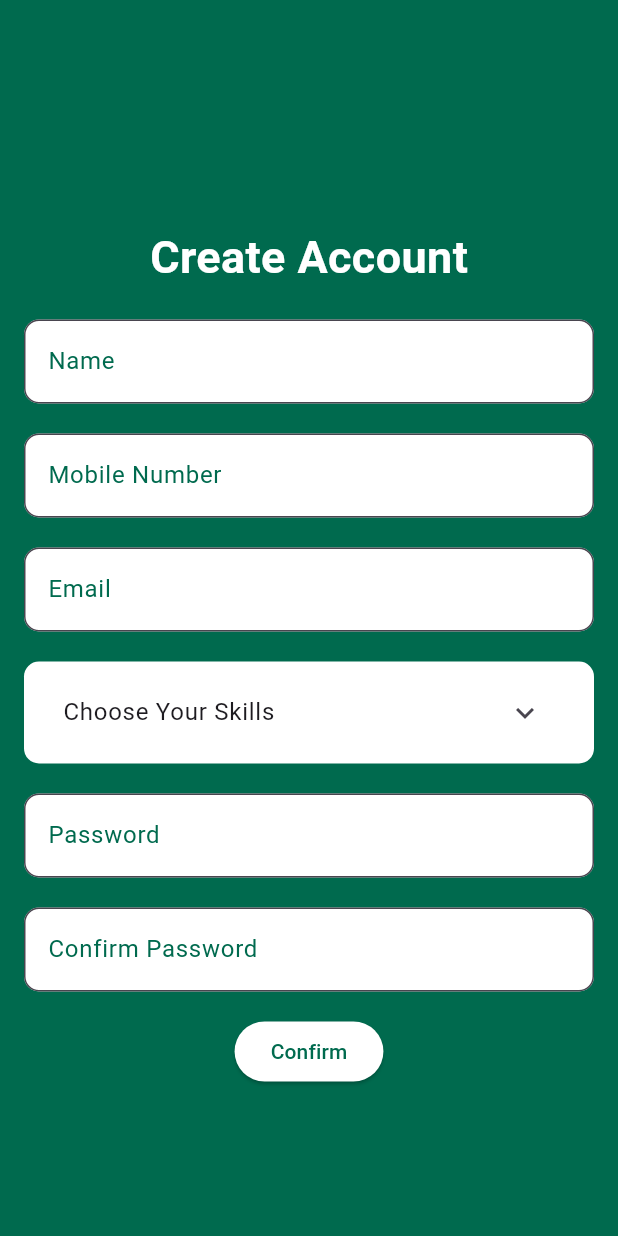
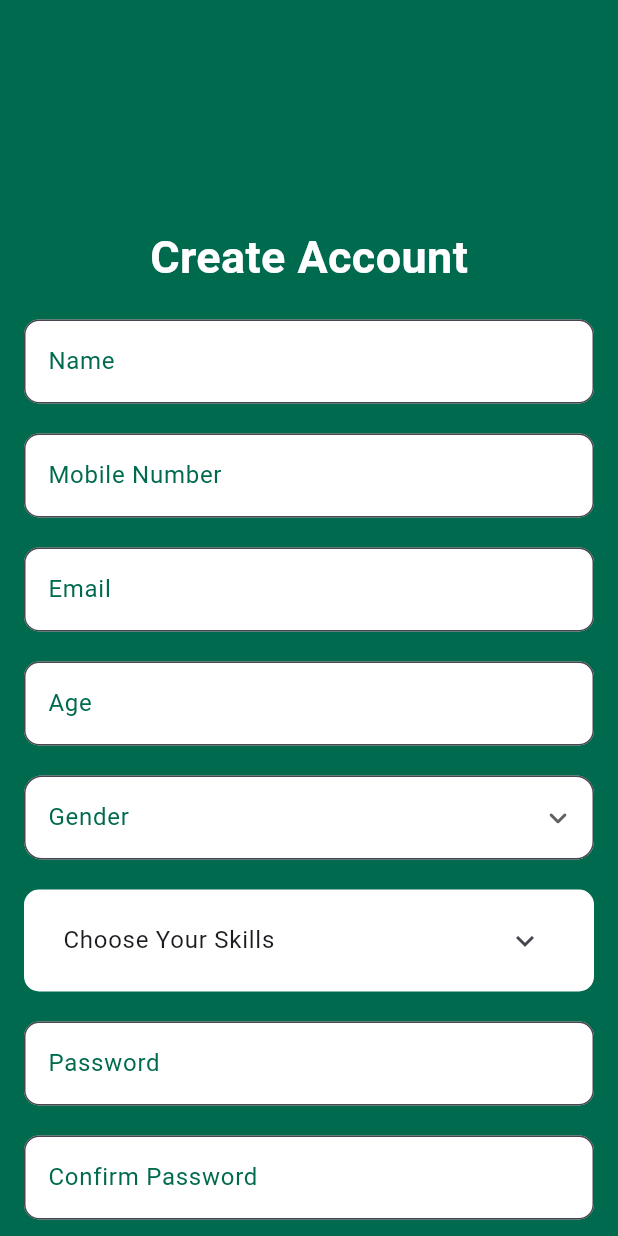
Before and after one commit to febaa/HomeCrew, a Flutter app: the ServCreateAccount screen opened directly, on a phone screen of 412 x 824 dp. Run offline on Flutter 3.47's test engine with Material 3 defaults, Android fonts, the phone set to English and light mode, and no system bars; our stand-ins replace carousel_slider, fluttertoast, font_awesome_flutter, google_fonts, supabase_flutter; missing offline and left inert: phonepe_payment_sdk; accounts and stored records are empty.

Commit message:
6th april commit

```diff
--- a/lib/servicescreens/serv_createaccount.dart
+++ b/lib/servicescreens/serv_createaccount.dart
@@ -20,8 +20,11 @@ class _ServCreateAccountState extends State<ServCreateAccount> {
   var nameController = TextEditingController();
   var mobController = TextEditingController();
   var emailController = TextEditingController();
+  var ageController = TextEditingController();
+  var genderController = TextEditingController();
   var passwordController = TextEditingController();
   var passwordRetypeController = TextEditingController();
+  String? selectedGender;
   bool _isLoading = false;
 
   // List of service categories
@@ -42,6 +45,8 @@ class _ServCreateAccountState extends State<ServCreateAccount> {
     final name = nameController.text;
     final mobileNo = mobController.text;
     final email = emailController.text;
+    final age = ageController.text;
+    final gender = selectedGender;
     final password = passwordController.text;
     final confirmPassword = passwordRetypeController.text;
 
@@ -71,7 +76,9 @@ class _ServCreateAccountState extends State<ServCreateAccount> {
         'password': password,
         'email': email,
         'mobile': mobileNo,
-        'role': "Service"
+        'role': "Service",
+        'age': age,
+        'gender': gender
       });
 
       // Insert selected categories into `sp_skills` table
@@ -133,7 +140,15 @@ class _ServCreateAccountState extends State<ServCreateAccount> {
                       keyboardType: TextInputType.emailAddress,
                     ),
                     const SizedBox(height: 20),
-
+                    RoundedTextField(
+                      label: 'Age',
+                      textColor: const Color(0xFF006A4E),
+                      controller: ageController,
+                      keyboardType: TextInputType.number,
+                    ),
+                    const SizedBox(height: 20),
+                    _buildGenderDropdown(),
+                    const SizedBox(height: 20),
                     // Category selection dropdown
                     _buildCategoryDropdown(),
 
@@ -169,6 +184,39 @@ class _ServCreateAccountState extends State<ServCreateAccount> {
       ),
     );
   }
+
+  Widget _buildGenderDropdown() {
+  return DropdownButtonFormField<String>(
+    decoration: InputDecoration(
+      labelText: 'Gender',
+      labelStyle: const TextStyle(color: Color(0xFF006A4E)),
+      filled: true, // Enable filling
+      fillColor: Colors.white, // Set white background
+      border: OutlineInputBorder(
+        borderRadius: BorderRadius.circular(12),
+        borderSide: const BorderSide(color: Color(0xFF006A4E)),
+      ),
+      focusedBorder: OutlineInputBorder(
+        borderRadius: BorderRadius.circular(12),
+        borderSide: const BorderSide(color: Color(0xFF006A4E), width: 2),
+      ),
+    ),
+    value: selectedGender,
+    items: ['Male', 'Female']
+        .map((gender) => DropdownMenuItem(
+              value: gender,
+              child: Text(gender),
+            ))
+        .toList(),
+    onChanged: (value) {
+      setState(() {
+        selectedGender = value!;
+      });
+    },
+    dropdownColor: Colors.white,
+    icon: const Icon(Icons.keyboard_arrow_down_rounded),
+  );
+}
 
   // Dropdown widget with checkboxes
   Widget _buildCategoryDropdown() {
```
